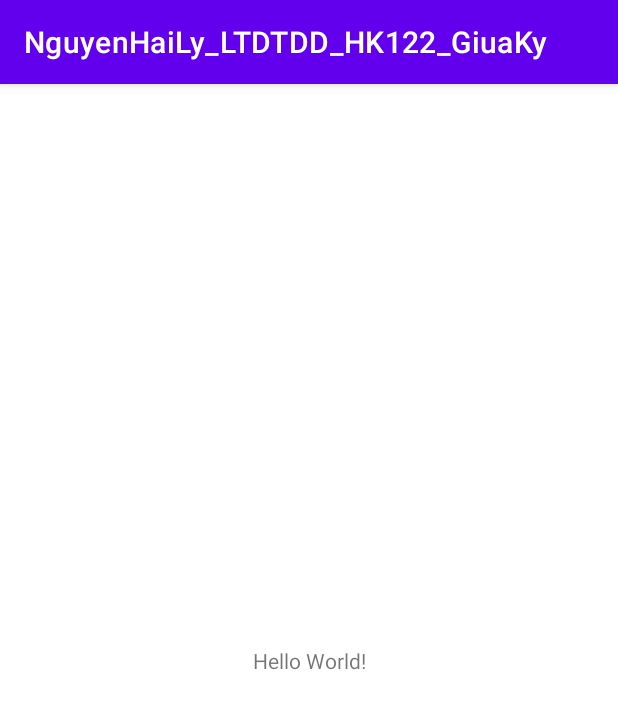
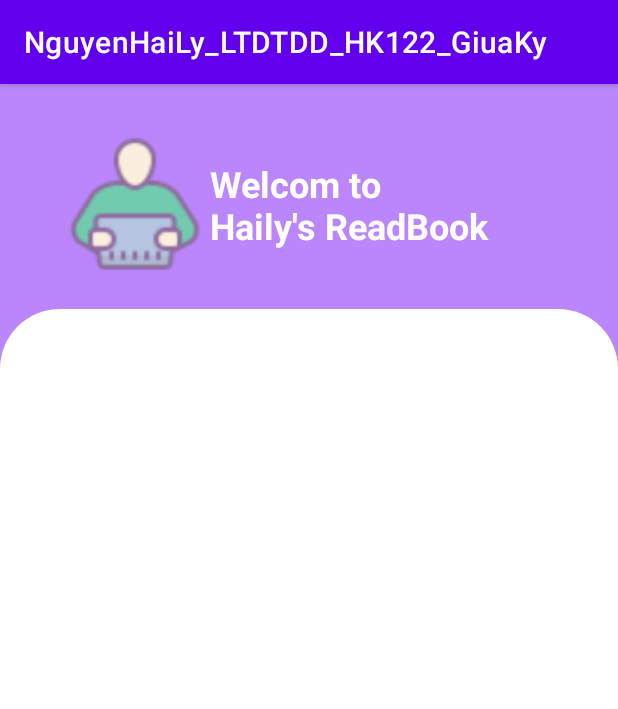
Before and after one commit to NguyenHaiLy02/LTDTDD_HK122_GiuaKy, an Android app: the screen it shows after launch (MainActivity), on a phone screen of 412 x 824 dp. Shown: the top 709 px of the screen. Run offline under Robolectric (Android 15) with nearby library versions, the phone set to English and light mode, and no system bars.

Commit message:
2nd commit

```diff
--- /dev/null
+++ b/NguyenHaiLy_LTDTDD_HK122_GiuaKy/app/src/main/res/drawable/bg_button_signin_sigup.xml
@@ -0,0 +1,5 @@
+<?xml version="1.0" encoding="utf-8"?>
+<shape xmlns:android="http://schemas.android.com/apk/res/android">
+    <corners android:radius="20dp"/>
+    <solid android:color="@color/purple_200"/>
+</shape>
--- /dev/null
+++ b/NguyenHaiLy_LTDTDD_HK122_GiuaKy/app/src/main/res/drawable/bg_view.xml
@@ -0,0 +1,6 @@
+<?xml version="1.0" encoding="utf-8"?>
+<shape xmlns:android="http://schemas.android.com/apk/res/android" android:shape="rectangle">
+    <solid android:color="@color/white"/>
+    <corners android:topLeftRadius="40dp"
+        android:topRightRadius="40dp"/>
+</shape>
--- a/NguyenHaiLy_LTDTDD_HK122_GiuaKy/app/src/main/res/layout/activity_main.xml
+++ b/NguyenHaiLy_LTDTDD_HK122_GiuaKy/app/src/main/res/layout/activity_main.xml
@@ -1,18 +1,44 @@
 <?xml version="1.0" encoding="utf-8"?>
-<androidx.constraintlayout.widget.ConstraintLayout xmlns:android="http://schemas.android.com/apk/res/android"
+<RelativeLayout xmlns:android="http://schemas.android.com/apk/res/android"
     xmlns:app="http://schemas.android.com/apk/res-auto"
     xmlns:tools="http://schemas.android.com/tools"
     android:layout_width="match_parent"
     android:layout_height="match_parent"
     tools:context=".MainActivity">
 
-    <TextView
-        android:layout_width="wrap_content"
-        android:layout_height="wrap_content"
-        android:text="Hello World!"
-        app:layout_constraintBottom_toBottomOf="parent"
-        app:layout_constraintEnd_toEndOf="parent"
-        app:layout_constraintStart_toStartOf="parent"
-        app:layout_constraintTop_toTopOf="parent" />
+    <RelativeLayout
+        android:id="@+id/relativelayout1"
+        android:layout_width="match_parent"
+        android:layout_height="200dp"
+        android:background="@color/purple_200">
+        <ImageView
+            android:id="@+id/image1"
+            android:layout_width="100dp"
+            android:layout_height="100dp"
+            android:layout_marginTop="30dp"
+            android:layout_marginLeft="40dp"
+            android:src="@drawable/logo_readbook"
+            android:layout_alignParentTop="true"
 
-</androidx.constraintlayout.widget.ConstraintLayout>
+            />
+        <TextView
+            android:layout_toRightOf="@+id/image1"
+            android:layout_marginTop="50dp"
+            android:layout_width="190dp"
+            android:layout_height="wrap_content"
+            android:text="Welcom to Haily's ReadBook"
+            android:textSize="24sp"
+            android:textColor="@color/white"
+            android:textStyle="bold"
+            android:layout_centerHorizontal="true"
+            />
+    </RelativeLayout>
+    <RelativeLayout
+        android:layout_marginTop="150dp"
+        android:layout_width="match_parent"
+        android:layout_height="match_parent"
+        android:background="@drawable/bg_view"
+        />
+
+
+</RelativeLayout>
```
Also changed, not shown: NguyenHaiLy_LTDTDD_HK122_GiuaKy/app/src/main/res/drawable/bg_edit_text.xml (added, +7 -0 lines), NguyenHaiLy_LTDTDD_HK122_GiuaKy/app/src/main/res/layout/login_tab_fragment.xml (added, +51 -0 lines), NguyenHaiLy_LTDTDD_HK122_GiuaKy/app/src/main/res/drawable/logo_books.png (added), NguyenHaiLy_LTDTDD_HK122_GiuaKy/app/src/main/res/drawable/logo_readbook.png (added).
